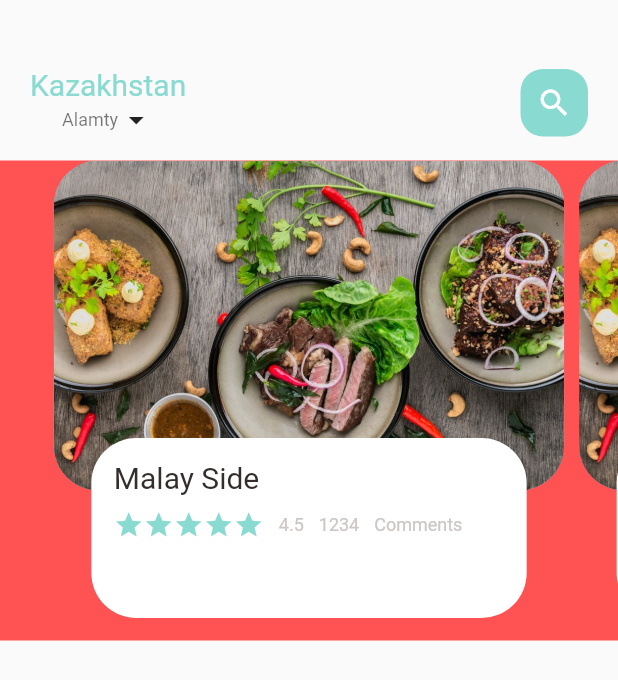
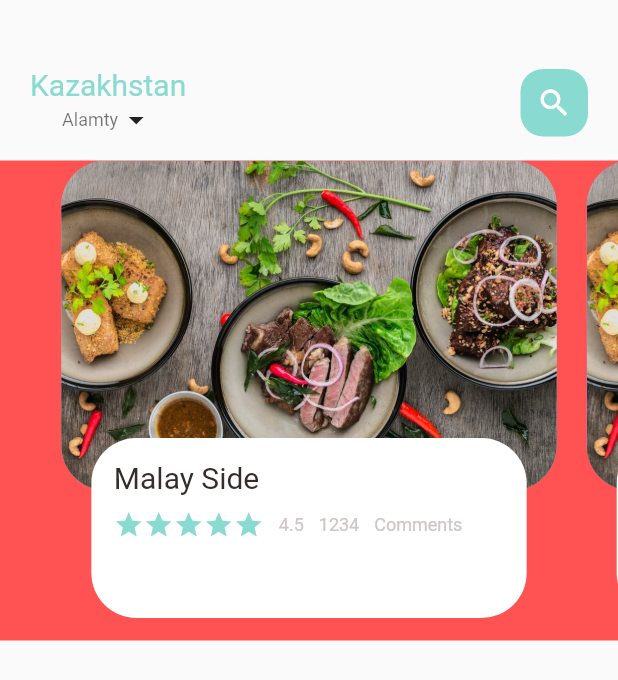
Before and after one commit to Katanabiz/Aziq-Tulik-Jetkizw, a Flutter app: the screen it shows after launch, on a phone screen of 412 x 824 dp. Shown: the top 680 px of the screen. Run offline on Flutter 3.47's test engine with Material 2 defaults, Android fonts, the light colour scheme and no system bars.

Commit message:
added new file

```diff
--- a/lib/app/uy/food_body_view.dart
+++ b/lib/app/uy/food_body_view.dart
@@ -30,7 +30,7 @@
     return Stack(children: [
       Container(
           height: 220,
-          margin: const EdgeInsets.only(left: 5, right: 5),
+          margin: const EdgeInsets.only(left: 10, right: 10),
           decoration: BoxDecoration(
             borderRadius: BorderRadius.circular(30),
             color: index.isEven
```
